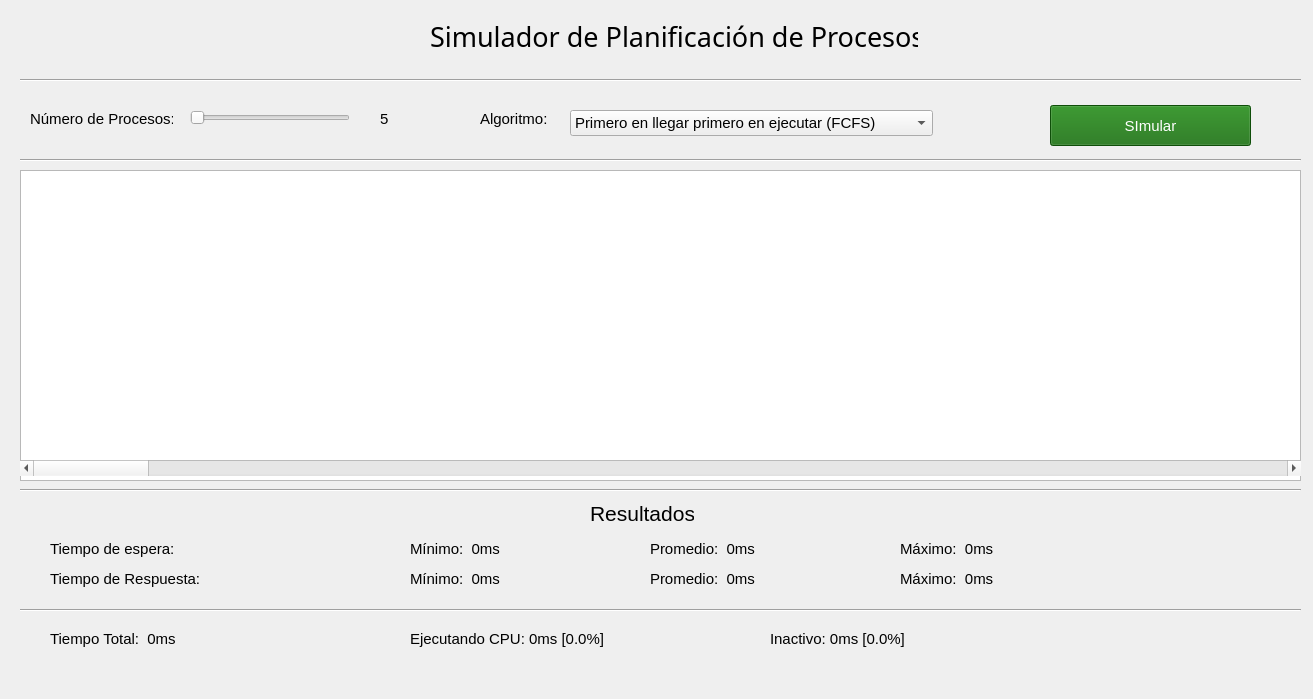
Qt form mainwindow.ui (oaaees/CPU-Scheduler-Simulator) before a commit.
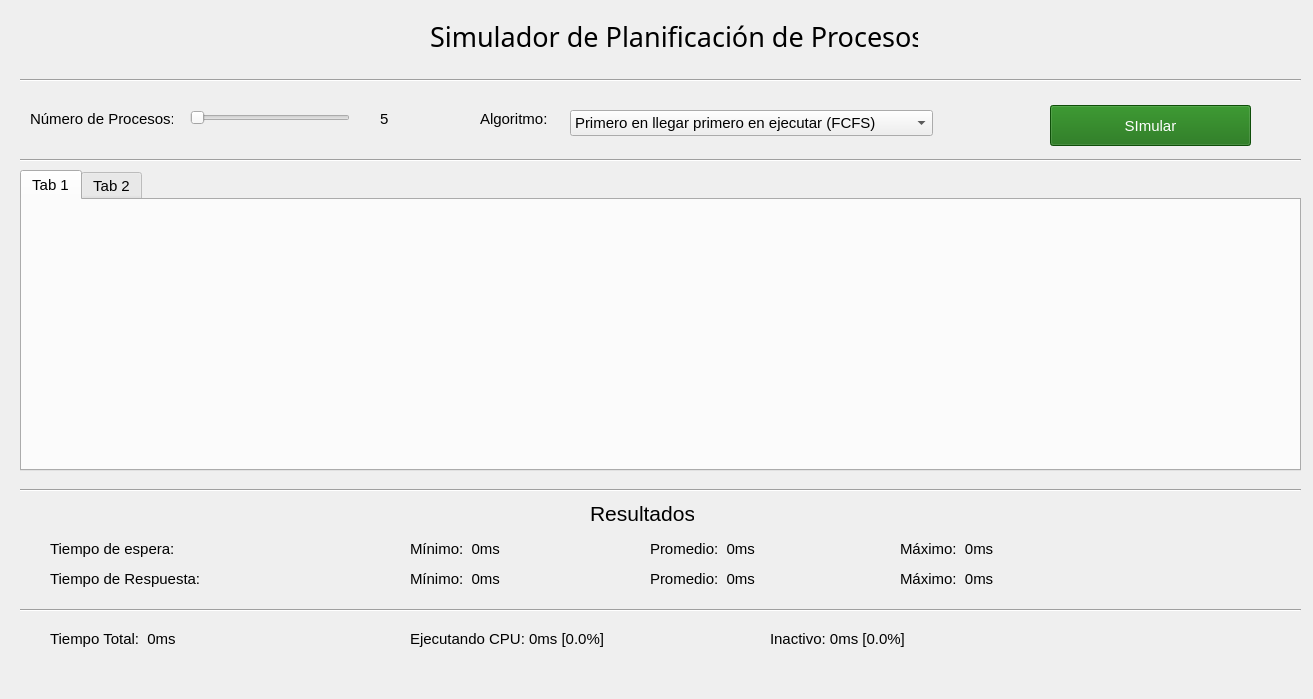
The same form after that commit.

```diff
--- a/mainwindow.ui
+++ b/mainwindow.ui
@@ -451,28 +451,30 @@
      <string>Ejecutando CPU: 0ms [0.0%]</string>
     </property>
    </widget>
-   <widget class="QGraphicsView" name="view">
+   <widget class="QTabWidget" name="tabWidget">
     <property name="geometry">
      <rect>
       <x>20</x>
       <y>170</y>
       <width>1281</width>
-      <height>311</height>
+      <height>301</height>
      </rect>
     </property>
-   </widget>
-   <widget class="QScrollBar" name="horizontalScrollBar">
-    <property name="geometry">
-     <rect>
-      <x>20</x>
-      <y>460</y>
-      <width>1281</width>
-      <height>16</height>
-     </rect>
+    <property name="font">
+     <font>
+      <pointsize>11</pointsize>
+     </font>
     </property>
-    <property name="orientation">
-     <enum>Qt::Orientation::Horizontal</enum>
-    </property>
+    <widget class="QWidget" name="tab">
+     <attribute name="title">
+      <string>Tab 1</string>
+     </attribute>
+    </widget>
+    <widget class="QWidget" name="tab_2">
+     <attribute name="title">
+      <string>Tab 2</string>
+     </attribute>
+    </widget>
    </widget>
   </widget>
  </widget>
```
